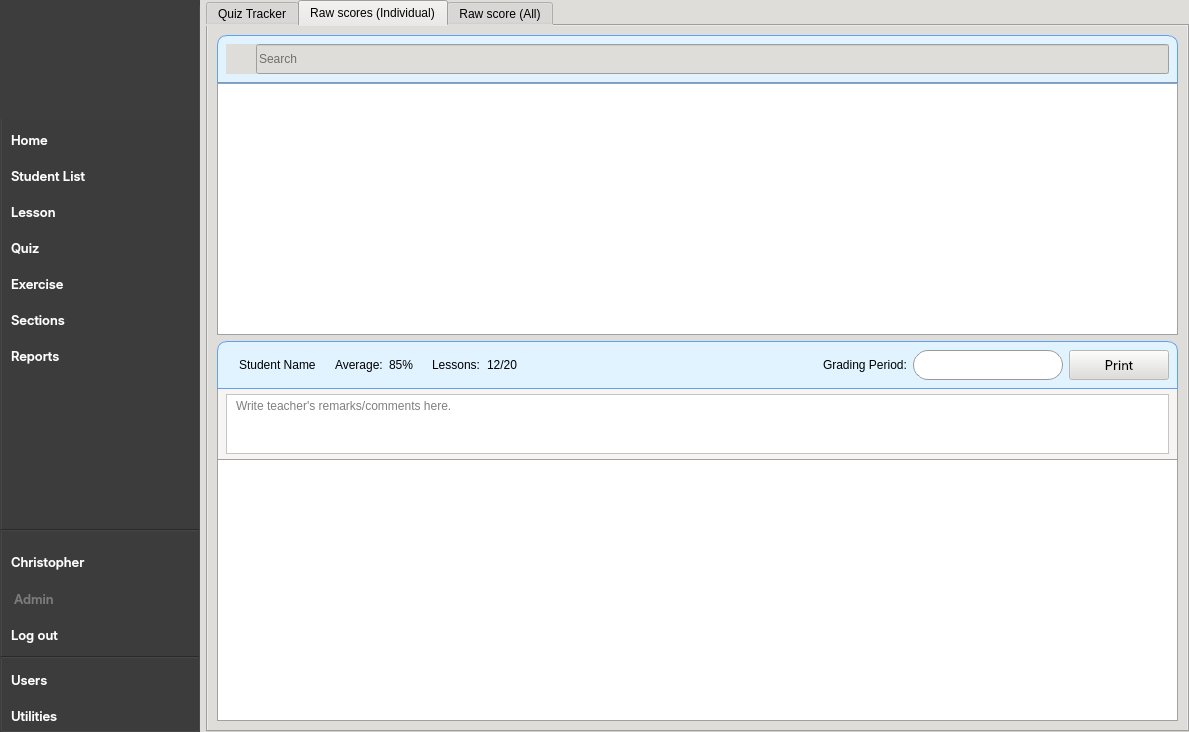
CPG19040/CPG19040, file CAI_PyQt/CAI_Admin/UI/FormHome.ui: the form before one commit.
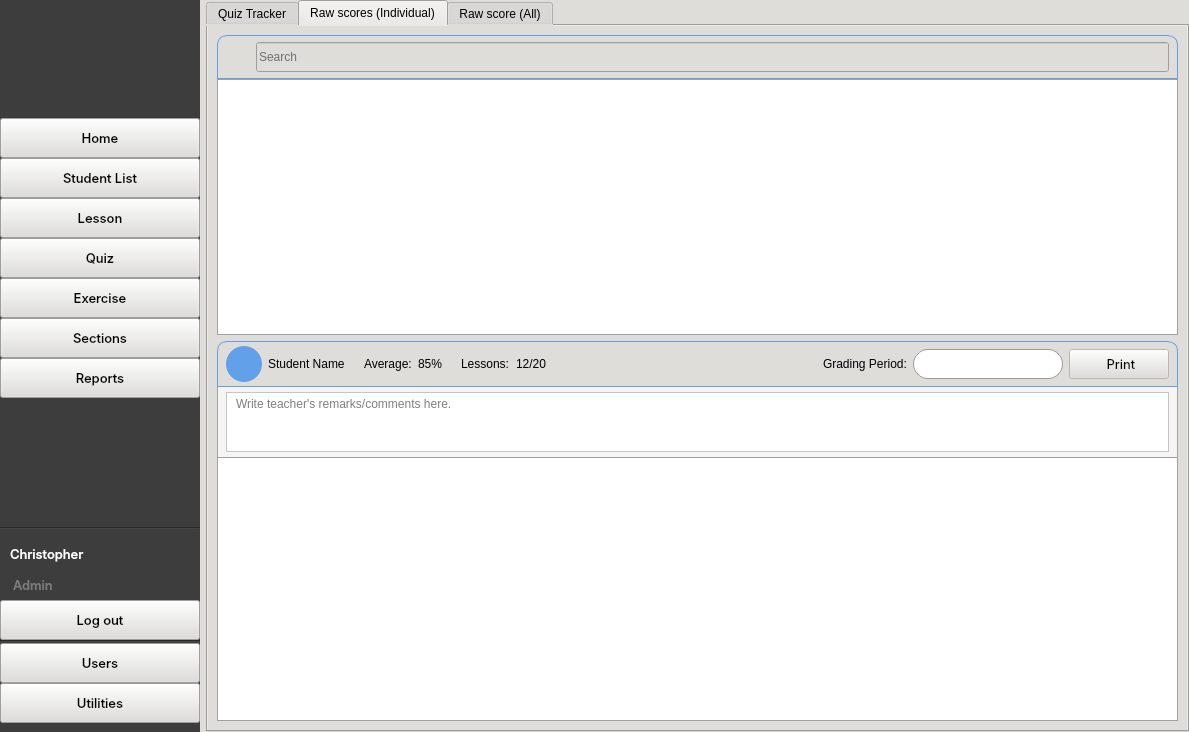
The form after the commit. The open tabs and pages were chosen to show the change. Icons and pictures are not drawn.

```diff
--- a/CAI_PyQt/CAI_Admin/UI/FormHome.ui
+++ b/CAI_PyQt/CAI_Admin/UI/FormHome.ui
@@ -182,7 +182,7 @@
      <number>0</number>
     </property>
     <item>
-     <widget class="QGroupBox" name="navigationBar">
+     <widget class="QWidget" name="navigationBar" native="true">
       <property name="maximumSize">
        <size>
         <width>200</width>
@@ -199,11 +199,36 @@
        </font>
       </property>
       <property name="styleSheet">
-       <string notr="true">background-color: rgb(61, 61, 61); /* Dark Gray or Storm Dust */</string>
+       <string notr="true">#navigationBar, #widget_logo, #line, #line_2 {
+	background-color: rgb(61, 61, 61); /* Dark Gray or Storm Dust */
+}
+
+QPushButton[class=&quot;button-left-nav&quot;] {
+	border-radius: 0px;
+	background: transparent;
+	color: white;
+	text-align: left;
+	padding: 0px 10px;
+	font: 57 10pt &quot;Inter Medium&quot;;
+}
+
+QPushButton[class=&quot;button-left-nav&quot;]:hover {
+ 	background: #5d5d5d;
+}
+
+QPushButton[class=&quot;button-left-nav&quot;]:checked {
+	background-color: #5d5d5d;
+	color: white;
+	border-left: 5px solid #FF00FF;
+}
+
+QPushButton[class=&quot;button-left-nav&quot;]:hover:!checked {
+	background-color: #5d5d5d;
+}</string>
       </property>
       <layout class="QVBoxLayout" name="verticalLayout_5">
        <property name="spacing">
-        <number>6</number>
+        <number>0</number>
        </property>
        <property name="leftMargin">
         <number>0</number>
@@ -215,12 +240,15 @@
         <number>0</number>
        </property>
        <property name="bottomMargin">
-        <number>0</number>
+        <number>9</number>
        </property>
        <item>
-        <widget class="QWidget" name="widget_3" native="true">
-         <layout class="QGridLayout" name="gridLayout_2">
-          <item row="0" column="0">
+        <widget class="QWidget" name="widget_logo" native="true">
+         <property name="styleSheet">
+          <string notr="true"/>
+         </property>
+         <layout class="QHBoxLayout" name="horizontalLayout_10">
+          <item>
            <widget class="QLabel" name="label_20">
             <property name="sizePolicy">
              <sizepolicy hsizetype="Expanding" vsizetype="Preferred">
@@ -265,13 +293,13 @@
          <property name="minimumSize">
           <size>
            <width>200</width>
-           <height>30</height>
+           <height>40</height>
           </size>
          </property>
          <property name="maximumSize">
           <size>
            <width>16777215</width>
-           <height>30</height>
+           <height>40</height>
           </size>
          </property>
          <property name="font">
@@ -287,26 +315,7 @@
           <cursorShape>PointingHandCursor</cursorShape>
          </property>
          <property name="styleSheet">
-          <string notr="true">QPushButton {
-	border-radius: 0px;
-	background: transparent;
-	color: white;
-	text-align: left;
-	padding: 0px 0px 0px 10px;
-	font: 57 10pt &quot;Inter Medium&quot;;
-}
-QPushButton:hover {
- 	background: #5d5d5d;
-}
-/* This is the highlight state */
-QPushButton:checked {
-	background-color: #5d5d5d; /* Highlight color */
-	color: white;
-	border-left: 5px solid #FF00FF; /* Active accent line */
-}
-QPushButton:hover:!checked {
-	background-color: #5d5d5d;
-}</string>
+          <string notr="true"/>
          </property>
          <property name="text">
           <string>Home</string>
@@ -328,13 +337,13 @@
          <property name="minimumSize">
           <size>
            <width>200</width>
-           <height>30</height>
+           <height>40</height>
           </size>
          </property>
          <property name="maximumSize">
           <size>
            <width>16777215</width>
-           <height>30</height>
+           <height>40</height>
           </size>
          </property>
          <property name="font">
@@ -350,26 +359,7 @@
           <cursorShape>PointingHandCursor</cursorShape>
          </property>
          <property name="styleSheet">
-          <string notr="true">QPushButton {
-	border-radius: 0px;
-	background: transparent;
-	color: white;
-	text-align: left;
-	padding: 0px 0px 0px 10px;
-	font: 57 10pt &quot;Inter Medium&quot;;
-}
-QPushButton:hover {
- 	background: #5d5d5d;
-}
-/* This is the highlight state */
-QPushButton:checked {
-	background-color: #5d5d5d; /* Highlight color */
-	color: white;
-	border-left: 5px solid #FF00FF; /* Active accent line */
-}
-QPushButton:hover:!checked {
-	background-color: #5d5d5d;
-}</string>
+          <string notr="true"/>
          </property>
          <property name="text">
           <string>Student List</string>
@@ -391,13 +381,13 @@
          <property name="minimumSize">
           <size>
            <width>200</width>
-           <height>30</height>
+           <height>40</height>
           </size>
          </property>
          <property name="maximumSize">
           <size>
            <width>16777215</width>
-           <height>30</height>
+           <height>40</height>
           </size>
          </property>
          <property name="font">
@@ -413,26 +403,7 @@
           <cursorShape>PointingHandCursor</cursorShape>
          </property>
          <property name="styleSheet">
-          <string notr="true">QPushButton {
-	border-radius: 0px;
-	background: transparent;
-	color: white;
-	text-align: left;
-	padding: 0px 0px 0px 10px;
-	font: 57 10pt &quot;Inter Medium&quot;;
-}
-QPushButton:hover {
- 	background: #5d5d5d;
-}
-/* This is the highlight state */
-QPushButton:checked {
-	background-color: #5d5d5d; /* Highlight color */
-	color: white;
-	border-left: 5px solid #FF00FF; /* Active accent line */
-}
-QPushButton:hover:!checked {
-	background-color: #5d5d5d;
-}</string>
+          <string notr="true"/>
          </property>
          <property name="text">
           <string>Lesson</string>
@@ -454,13 +425,13 @@
          <property name="minimumSize">
           <size>
            <width>200</width>
-           <height>30</height>
+           <height>40</height>
           </size>
          </property>
          <property name="maximumSize">
           <size>
            <width>16777215</width>
-           <height>30</height>
+           <height>40</height>
           </size>
          </property>
          <property name="font">
@@ -476,26 +447,7 @@
           <cursorShape>PointingHandCursor</cursorShape>
          </property>
          <property name="styleSheet">
-          <string notr="true">QPushButton {
-	border-radius: 0px;
-	background: transparent;
-	color: white;
-	text-align: left;
-	padding: 0px 0px 0px 10px;
-	font: 57 10pt &quot;Inter Medium&quot;;
-}
-QPushButton:hover {
- 	background: #5d5d5d;
-}
-/* This is the highlight state */
-QPushButton:checked {
-	background-color: #5d5d5d; /* Highlight color */
-	color: white;
-	border-left: 5px solid #FF00FF; /* Active accent line */
-}
-QPushButton:hover:!checked {
-	background-color: #5d5d5d;
-}</string>
+          <string notr="true"/>
          </property>
          <property name="text">
           <string>Quiz</string>
@@ -517,13 +469,13 @@
          <property name="minimumSize">
           <size>
            <width>200</width>
-           <height>30</height>
+           <height>40</height>
           </size>
          </property>
          <property name="maximumSize">
           <size>
            <width>16777215</width>
-           <height>30</height>
+           <height>40</height>
           </size>
          </property>
          <property name="font">
@@ -539,26 +491,7 @@
           <cursorShape>PointingHandCursor</cursorShape>
          </property>
          <property name="styleSheet">
-          <string notr="true">QPushButton {
-	border-radius: 0px;
-	background: transparent;
-	color: white;
-	text-align: left;
-	padding: 0px 0px 0px 10px;
-	font: 57 10pt &quot;Inter Medium&quot;;
-}
-QPushButton:hover {
- 	background: #5d5d5d;
-}
-/* This is the highlight state */
-QPushButton:checked {
-	background-color: #5d5d5d; /* Highlight color */
-	color: white;
-	border-left: 5px solid #FF00FF; /* Active accent line */
-}
-QPushButton:hover:!checked {
-	background-color: #5d5d5d;
-}</string>
+          <string notr="true"/>
          </property>
          <property name="text">
           <string>Exercise</string>
@@ -580,13 +513,13 @@
          <property name="minimumSize">
           <size>
            <width>200</width>
-           <height>30</height>
+           <height>40</height>
           </size>
          </property>
          <property name="maximumSize">
           <size>
            <width>16777215</width>
-           <height>30</height>
+           <height>40</height>
           </size>
          </property>
          <property name="font">
@@ -602,26 +535,7 @@
           <cursorShape>PointingHandCursor</cursorShape>
          </property>
          <property name="styleSheet">
-          <string notr="true">QPushButton {
-	border-radius: 0px;
-	background: transparent;
-	color: white;
-	text-align: left;
-	padding: 0px 0px 0px 10px;
-	font: 57 10pt &quot;Inter Medium&quot;;
-}
-QPushButton:hover {
- 	background: #5d5d5d;
-}
-/* This is the highlight state */
-QPushButton:checked {
-	background-color: #5d5d5d; /* Highlight color */
-	color: white;
-	border-left: 5px solid #FF00FF; /* Active accent line */
-}
-QPushButton:hover:!checked {
-	background-color: #5d5d5d;
-}</string>
+          <string notr="true"/>
          </property>
          <property name="text">
           <string>Sections</string>
@@ -643,13 +557,13 @@
          <property name="minimumSize">
           <size>
            <width>200</width>
-           <height>30</height>
+           <height>40</height>
           </size>
          </property>
          <property name="maximumSize">
           <size>
            <width>16777215</width>
-           <height>30</height>
+           <height>40</height>
           </size>
          </property>
          <property name="font">
@@ -665,26 +579,7 @@
           <cursorShape>PointingHandCursor</cursorShape>
          </property>
          <property name="styleSheet">
-          <string notr="true">QPushButton {
-	border-radius: 0px;
-	background: transparent;
-	color: white;
-	text-align: left;
-	padding: 0px 0px 0px 10px;
-	font: 57 10pt &quot;Inter Medium&quot;;
-}
-QPushButton:hover {
- 	background: #5d5d5d;
-}
-/* This is the highlight state */
-QPushButton:checked {
-	background-color: #5d5d5d; /* Highlight color */
-	color: white;
-	border-left: 5px solid #FF00FF; /* Active accent line */
-}
-QPushButton:hover:!checked {
-	background-color: #5d5d5d;
-}</string>
+          <string notr="true"/>
          </property>
          <property name="text">
           <string>Reports</string>
@@ -815,13 +710,13 @@
          <property name="minimumSize">
           <size>
            <width>200</width>
-           <height>30</height>
+           <height>40</height>
           </size>
          </property>
          <property name="maximumSize">
           <size>
            <width>16777215</width>
-           <height>30</height>
+           <height>40</height>
           </size>
          </property>
          <property name="font">
@@ -837,18 +732,7 @@
           <cursorShape>PointingHandCursor</cursorShape>
          </property>
          <property name="styleSheet">
-          <string notr="true">QPushButton {
-	border-radius: 0px;
-	background: transparent;
-	color: white;
-	text-align: left;
-    padding: 0px 0px 0px 10px;
-	font: 57 10pt &quot;Inter Medium&quot;;
-}
-
-QPushButton:hover {
- 	background: #5d5d5d;
-}</string>
+          <string notr="true"/>
          </property>
          <property name="text">
           <string>Log out</string>
@@ -877,13 +761,13 @@
          <property name="minimumSize">
           <size>
            <width>200</width>
-           <height>30</height>
+           <height>40</height>
           </size>
          </property>
          <property name="maximumSize">
           <size>
            <width>16777215</width>
-           <height>30</height>
+           <height>40</height>
           </size>
          </property>
          <property name="font">
@@ -899,18 +783,7 @@
           <cursorShape>PointingHandCursor</cursorShape>
          </property>
          <property name="styleSheet">
-          <string notr="true">QPushButton {
-	border-radius: 0px;
-	background: transparent;
-	color: white;
-	text-align: left;
-    padding: 0px 0px 0px 10px;
-	font: 57 10pt &quot;Inter Medium&quot;;
-}
-
-QPushButton:hover {
- 	background: #5d5d5d;
-}</string>
+          <string notr="true"/>
          </property>
          <property name="text">
           <string>Users</string>
@@ -932,13 +805,13 @@
          <property name="minimumSize">
           <size>
            <width>200</width>
-           <height>30</height>
+           <height>40</height>
           </size>
          </property>
          <property name="maximumSize">
           <size>
            <width>16777215</width>
-           <height>30</height>
+           <height>40</height>
           </size>
          </property>
          <property name="font">
@@ -954,18 +827,7 @@
           <cursorShape>PointingHandCursor</cursorShape>
          </property>
          <property name="styleSheet">
-          <string notr="true">QPushButton {
-	border-radius: 0px;
-	background: transparent;
-	color: white;
-	text-align: left;
-    padding: 0px 0px 0px 10px;
-	font: 57 10pt &quot;Inter Medium&quot;;
-}
-
-QPushButton:hover {
- 	background: #5d5d5d;
-}</string>
+          <string notr="true"/>
          </property>
          <property name="text">
           <string>Utilities</string>
@@ -6331,15 +6193,29 @@
                </property>
                <item>
                 <widget class="QWidget" name="widget_stud_tblheader_idv" native="true">
+                 <property name="minimumSize">
+                  <size>
+                   <width>0</width>
+                   <height>44</height>
+                  </size>
+                 </property>
                  <property name="styleSheet">
                   <string notr="true">#widget_stud_tblheader_idv { 
-	background-color: rgb(224, 243, 255);
+	background: qlineargradient(x1:0, y1:0, x2:0, y2:1, 
+                                stop:0 #ffffff, 
+                                stop:1 #c6e9ff);
 	border: 1px solid rgb(98, 160, 234);
 	border-top-left-radius: 10px;
 	border-top-right-radius: 10px;
 }</string>
                  </property>
                  <layout class="QHBoxLayout" name="horizontalLayout_7">
+                  <property name="topMargin">
+                   <number>2</number>
+                  </property>
+                  <property name="bottomMargin">
+                   <number>2</number>
+                  </property>
                   <item>
                    <widget class="QWidget" name="widget_search_idv" native="true">
                     <property name="minimumSize">
@@ -6479,7 +6355,9 @@
                 <widget class="QWidget" name="widget_7" native="true">
                  <property name="styleSheet">
                   <string notr="true">#widget_7 { 
-	background-color: rgb(224, 243, 255);
+	background: qlineargradient(x1:0, y1:0, x2:0, y2:1, 
+                                stop:0 #ffffff, 
+                                stop:1 #c6e9ff);
 	border: 1px solid rgb(98, 160, 234);
 	border-top-left-radius: 10px;
     border-top-right-radius: 10px;
@@ -6488,26 +6366,76 @@
 QLabel {
 	background: transparent;
 	border: none;
+}
+
+#label_student_icon {
+	
 }</string>
                  </property>
                  <layout class="QHBoxLayout" name="horizontalLayout_21">
+                  <property name="topMargin">
+                   <number>5</number>
+                  </property>
+                  <property name="bottomMargin">
+                   <number>5</number>
+                  </property>
                   <item>
-                   <widget class="QLabel" name="label_student_icon">
+                   <widget class="QWidget" name="widget_3" native="true">
+                    <property name="minimumSize">
+                     <size>
+                      <width>36</width>
+                      <height>36</height>
+                     </size>
+                    </property>
                     <property name="maximumSize">
                      <size>
-                      <width>30</width>
-                      <height>30</height>
+                      <width>36</width>
+                      <height>36</height>
                      </size>
                     </property>
-                    <property name="text">
-                     <string/>
+                    <property name="styleSheet">
+                     <string notr="true">border-radius: 18px;
+background-color: rgb(98, 160, 234);</string>
                     </property>
-                    <property name="pixmap">
-                     <pixmap resource="../resources.qrc">:/Images/Images/profile_gray.png</pixmap>
-                    </property>
-                    <property name="scaledContents">
-                     <bool>true</bool>
-                    </property>
+                    <layout class="QHBoxLayout" name="horizontalLayout_35">
+                     <property name="spacing">
+                      <number>0</number>
+                     </property>
+                     <property name="leftMargin">
+                      <number>0</number>
+                     </property>
+                     <property name="topMargin">
+                      <number>0</number>
+                     </property>
+                     <property name="rightMargin">
+                      <number>0</number>
+                     </property>
+                     <property name="bottomMargin">
+                      <number>0</number>
+                     </property>
+                     <item>
+                      <widget class="QLabel" name="label_student_icon">
+                       <property name="maximumSize">
+                        <size>
+                         <width>30</width>
+                         <height>30</height>
+                        </size>
+                       </property>
+                       <property name="styleSheet">
+                        <string notr="true">background: transparent;</string>
+                       </property>
+                       <property name="text">
+                        <string/>
+                       </property>
+                       <property name="pixmap">
+                        <pixmap resource="../resources.qrc">:/Images/Images/profile_gray.png</pixmap>
+                       </property>
+                       <property name="scaledContents">
+                        <bool>true</bool>
+                       </property>
+                      </widget>
+                     </item>
+                    </layout>
                    </widget>
                   </item>
                   <item>
@@ -6703,7 +6631,7 @@
                      <string notr="true"/>
                     </property>
                     <property name="text">
-                     <string>Print</string>
+                     <string> Print</string>
                     </property>
                     <property name="icon">
                      <iconset resource="../resources.qrc">
```
Left out of the diff: 256 changed lines with no effect on the pictures.
